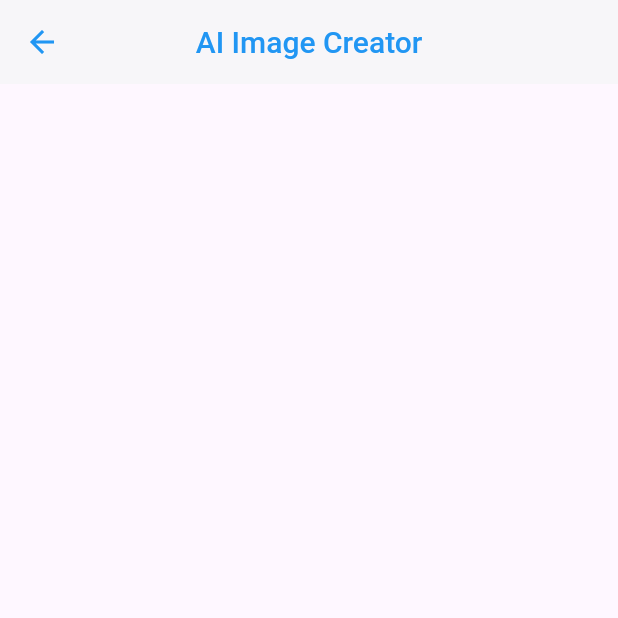
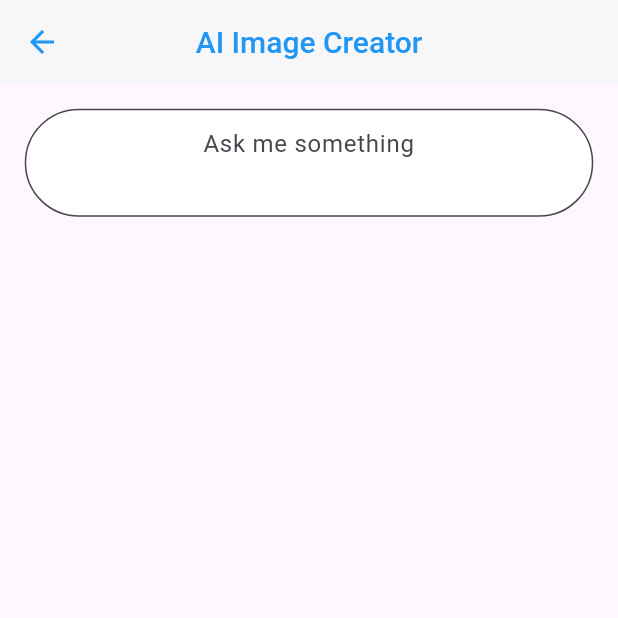
Before and after one commit to Danial14/flutter_ai_app, a Flutter app: the ImageFeature screen opened directly, on a phone screen of 412 x 824 dp, the top half of it. Run offline on Flutter 3.47's test engine with Material 3 defaults, Android fonts, the light colour scheme and no system bars; our stand-ins replace animated_text_kit, flutter_animate, flutter_gemini, get, hive, lottie; accounts and stored records are empty; project files that could hold a hidden picture were left out.

Commit message:
working on image generation

```diff
--- a/lib/helper/global.dart
+++ b/lib/helper/global.dart
@@ -3,3 +3,4 @@ const CHATGPTAPIKEY = "sk-proj-C4QtoD99kVEYd9HXxJ45r62dyJ3mm5Px-EQcCGxIYutonj5Rw
 const CHATGPTAPIKEYTWO = "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";
 const DEEPAIAPIKEY = "a36af142-9442-4c7c-87af-c5af63e24ae9";*/
 const GEMINIAPIKEY = "AIzaSyAp7NgivZIuZHuWWzgCRNkmGPnq70qzyRM";
+const FREEPIKAPIKEY = "FPSX88b51b4bc546d6b9d996f67ba6389f66";
--- a/lib/views/feature/chatbot_feature.dart
+++ b/lib/views/feature/chatbot_feature.dart
@@ -2,6 +2,7 @@ import 'package:flutter/material.dart';
 import 'package:flutter_ai_app/controllers/chat_controller.dart';
 import 'package:flutter_ai_app/widgets/message_card.dart';
 import "package:get/get.dart";
+import 'package:flutter_gemini/flutter_gemini.dart';
 
 
 class ChatbotFeature extends StatefulWidget {
@@ -16,6 +17,7 @@ class _ChatbotFeatureState extends State<ChatbotFeature>{
   final _chatController = ChatController();
   @override
   Widget build(BuildContext context) {
+
     print("build chatbot feature");
     Size size = MediaQuery.of(context).size;
     return Scaffold(
--- a/lib/views/feature/image_feature.dart
+++ b/lib/views/feature/image_feature.dart
@@ -10,13 +10,43 @@ class ImageFeature extends StatefulWidget {
 class _ImageFeatureState extends State<ImageFeature> {
   @override
   Widget build(BuildContext context) {
+    Size size = MediaQuery.of(context).size;
     return Scaffold(
         appBar : AppBar(
             title : const Text("AI Image Creator")
         ),
         body : ListView(
+            //controller: _chatController.scrollController,
+            physics: BouncingScrollPhysics(),
+            padding: EdgeInsets.only(
+                top: size.height * .02,
+                bottom: size.width * .01,
+              right: size.width * .04,
+              left: size.width * .04
+            ),
             children : [
-
+              TextFormField(
+                /*style: TextStyle(
+                  color: Colors.white
+                ),*/
+                textAlign: TextAlign.center,
+                minLines: 2,
+                maxLines: null,
+                //controller: _chatController.textController,
+                onTapOutside: (e){
+                  FocusScope.of(context).unfocus();
+                },
+                decoration: InputDecoration(
+                  isDense : true,
+                  fillColor: Colors.white,
+                  filled: true,
+                  border: OutlineInputBorder(
+                      borderRadius: BorderRadius.all(Radius.circular(50))
+                  ),
+                  hintText: "Ask me something",
+                  //hintStyle: TextStyle(color: Colors.white)
+                ),
+              )
             ]
         )
     );
--- a/pubspec.yaml
+++ b/pubspec.yaml
@@ -42,6 +42,8 @@ dependencies:
   flutter_animate: ^4.5.2
   http: ^1.4.0
   animated_text_kit: ^4.2.3
+  cached_network_image: ^3.4.1
+  flutter_gemini: ^3.0.0
 
 dev_dependencies:
   flutter_test:
```
Also changed, not shown: pubspec.lock, 1 other file.
